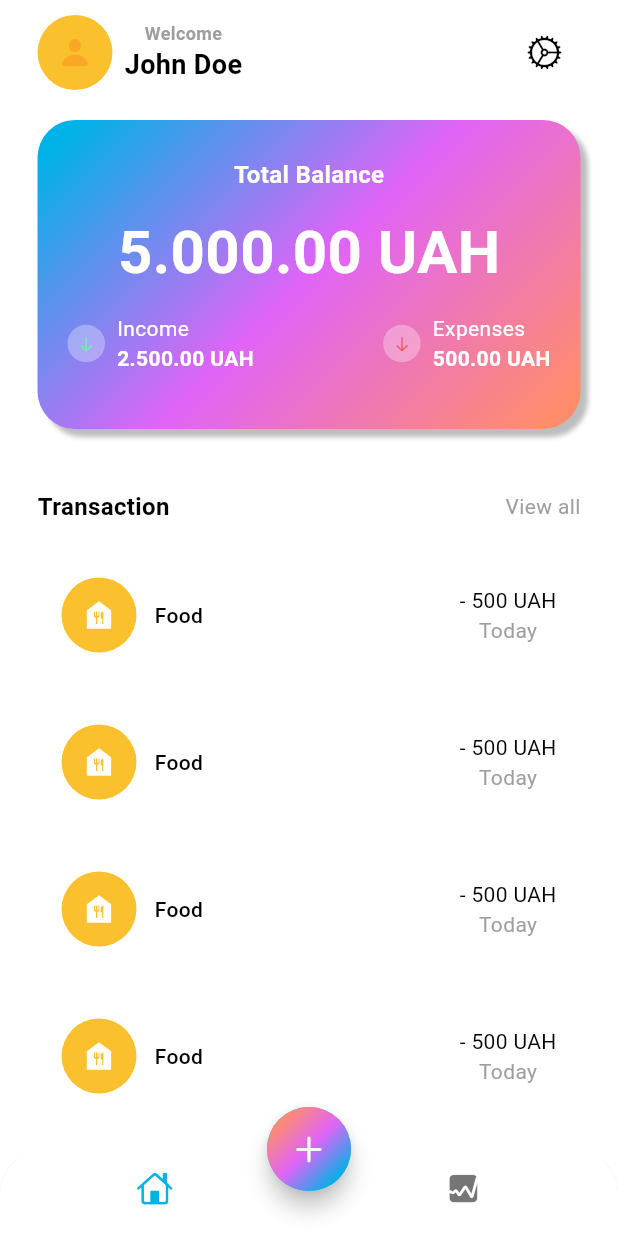
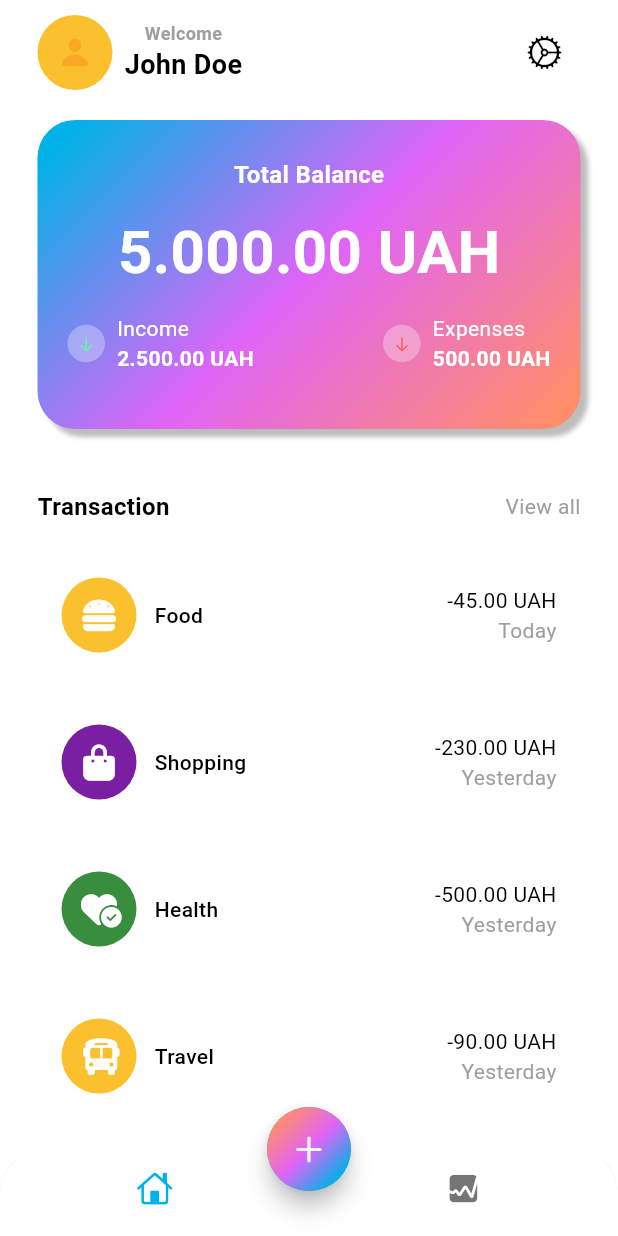
Before and after one commit to Heesemachine/Flutter, a Flutter app: the screen it shows after launch, on a phone screen of 412 x 824 dp. Run offline on Flutter 3.47's test engine with Material 3 defaults, Android fonts, the phone set to English and light mode, and no system bars; our stand-ins replace font_awesome_flutter.

Commit message:
upd 1.1
updated 1st page

```diff
--- a/walletapp/lib/data/data.dart
+++ b/walletapp/lib/data/data.dart
@@ -1,12 +1,34 @@
 import 'package:flutter/material.dart';
-import 'package:flutter/cupertino.dart';
+
+import 'package:font_awesome_flutter/font_awesome_flutter.dart';
 
 List<Map<String, dynamic>> transactionsData = [
   {
-    'icon': const Icon(CupertinoIcons.plus_app_fill, color: Colors.white),
+    'icon': const Icon(FontAwesomeIcons.burger, color: Colors.white),
     'color': Colors.yellow[700],
     'name': 'Food',
-    'totalAmount': '-\$45.00',
+    'totalAmount': '-45.00 UAH',
     'date': 'Today',
   },
+  {
+    'icon': const Icon(FontAwesomeIcons.bagShopping, color: Colors.white),
+    'color': Colors.purple[700],
+    'name': 'Shopping',
+    'totalAmount': '-230.00 UAH',
+    'date': 'Yesterday',
+  },
+  {
+    'icon': const Icon(FontAwesomeIcons.heartCircleCheck, color: Colors.white),
+    'color': Colors.green[700],
+    'name': 'Health',
+    'totalAmount': '-500.00 UAH',
+    'date': 'Yesterday',
+  },
+  {
+    'icon': const Icon(FontAwesomeIcons.bus, color: Colors.white),
+    'color': Colors.yellow[700],
+    'name': 'Travel',
+    'totalAmount': '-90.00 UAH',
+    'date': 'Yesterday',
+  },
 ];
--- a/walletapp/lib/screens/home/views/main_screen.dart
+++ b/walletapp/lib/screens/home/views/main_screen.dart
@@ -1,6 +1,7 @@
 import 'dart:math';
 import 'package:flutter/cupertino.dart';
 import 'package:flutter/material.dart';
+import 'package:walletapp/data/data.dart';
 
 class MainScreen extends StatelessWidget {
   const MainScreen({Key? key}) : super(key: key);
@@ -233,7 +234,7 @@ class MainScreen extends StatelessWidget {
             ),
             Expanded(
               child: ListView.builder(
-                itemCount: 6,
+                itemCount: transactionsData.length,
                 itemBuilder: (context, int i) {
                   return Padding(
                     padding: const EdgeInsets.only(bottom: 16.0),
@@ -255,21 +256,22 @@ class MainScreen extends StatelessWidget {
                                       width: 50,
                                       height: 50,
                                       decoration: BoxDecoration(
-                                        color: Colors.yellow[700],
+                                        color: transactionsData[i]['color'],
                                         shape: BoxShape.circle,
                                       ),
                                     ),
-                                    const Icon(
-                                      Icons.food_bank,
-                                      color: Colors.white,
-                                    )
+                                    transactionsData[i]['icon'],
+                                    // const Icon(
+                                    //   Icons.food_bank,
+                                    //   color: Colors.white,
+                                    // )
                                   ],
                                 ),
                                 const SizedBox(
                                   width: 12,
                                 ),
                                 Text(
-                                  'Food',
+                                  transactionsData[i]['name'],
                                   style: TextStyle(
                                     fontSize: 14,
                                     color: Theme.of(context)
@@ -281,9 +283,10 @@ class MainScreen extends StatelessWidget {
                               ],
                             ),
                             Column(
+                              crossAxisAlignment: CrossAxisAlignment.end,
                               children: [
                                 Text(
-                                  '- 500 UAH',
+                                  transactionsData[i]['totalAmount'],
                                   style: TextStyle(
                                     fontSize: 14,
                                     color: Theme.of(context)
@@ -293,7 +296,7 @@ class MainScreen extends StatelessWidget {
                                   ),
                                 ),
                                 Text(
-                                  'Today',
+                                  transactionsData[i]['date'],
                                   style: TextStyle(
                                     fontSize: 14,
                                     color:
```
